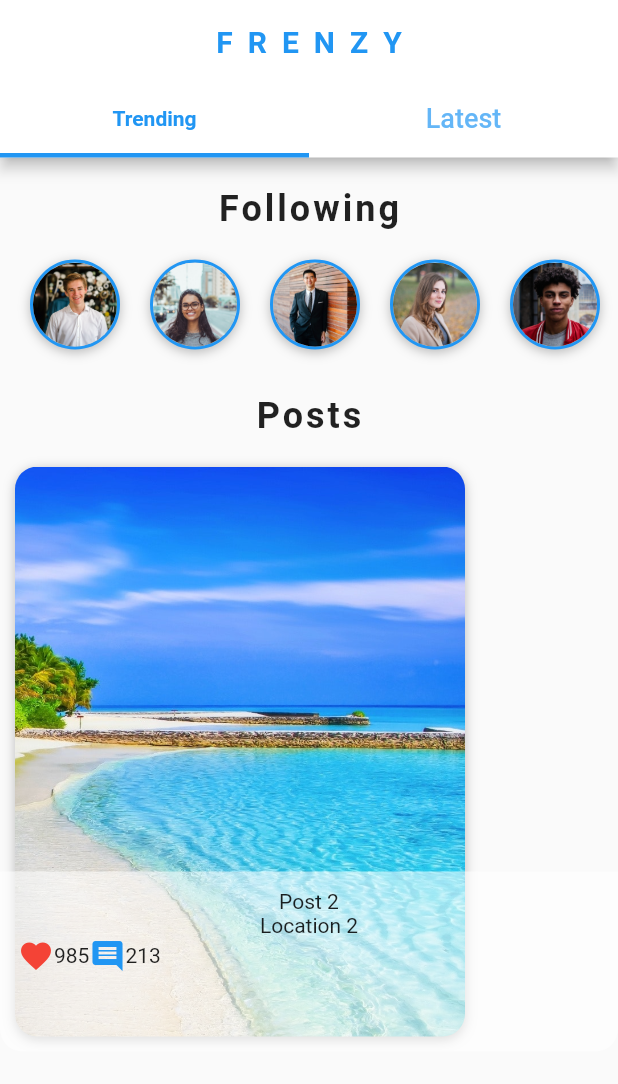
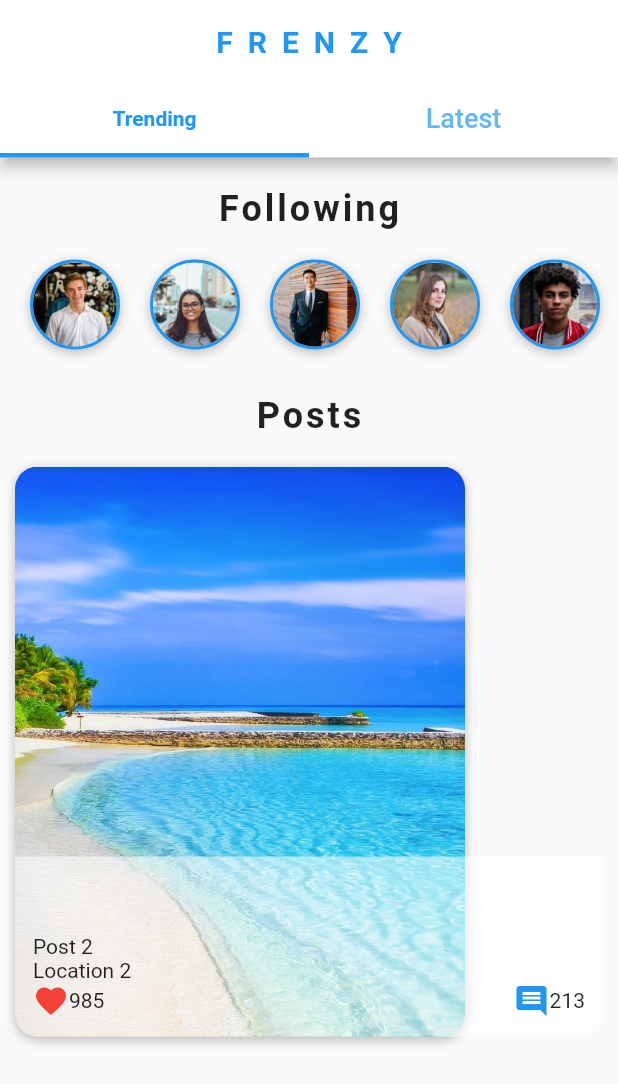
Before and after one commit to aximilli1212/flutter-googles, a Flutter app: the HomeScreen screen opened directly, swiped to page 3, on a phone screen of 412 x 824 dp. Shown: the top 1084 px of the screen. Run offline on Flutter 3.47's test engine with Material 2 defaults, Android fonts, the phone set to English and light mode, and no system bars; our stand-ins replace animated_text_kit, audioplayers, cloud_firestore, firebase_auth, flutter_spinkit, font_awesome_flutter and 3 more; accounts and stored records are empty.

Commit message:
add aligment values to stack texts

```diff
--- a/frenzy_social/lib/widgets/posts_carousel.dart
+++ b/frenzy_social/lib/widgets/posts_carousel.dart
@@ -63,9 +63,9 @@ class PostsCarousel extends StatelessWidget {
           ),
         ),
         Positioned(
-           left: 0.0,
-           bottom: 0.0,
-           right: 0.0,
+           left: 10.0,
+           bottom: 10.0,
+           right: 10.0,
           child: Container(
             padding: EdgeInsets.all(12.0),
             height: 120.0,
@@ -78,10 +78,13 @@ class PostsCarousel extends StatelessWidget {
 
             ),
             child: Column(
+              mainAxisAlignment: MainAxisAlignment.end,
+              crossAxisAlignment: CrossAxisAlignment.start,
               children: <Widget>[
                 Text(post.title),
                 Text(post.location),
                 Row(
+                  mainAxisAlignment: MainAxisAlignment.spaceBetween,
                   children: <Widget>[
                     Row(
                       children: <Widget>[
```
